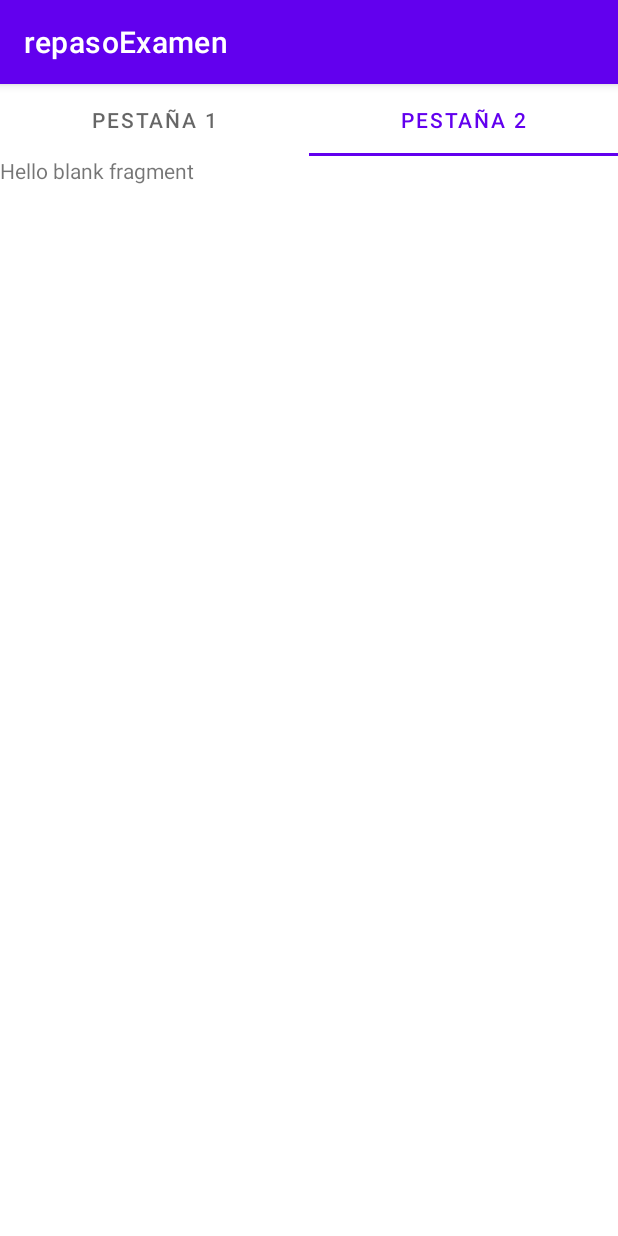
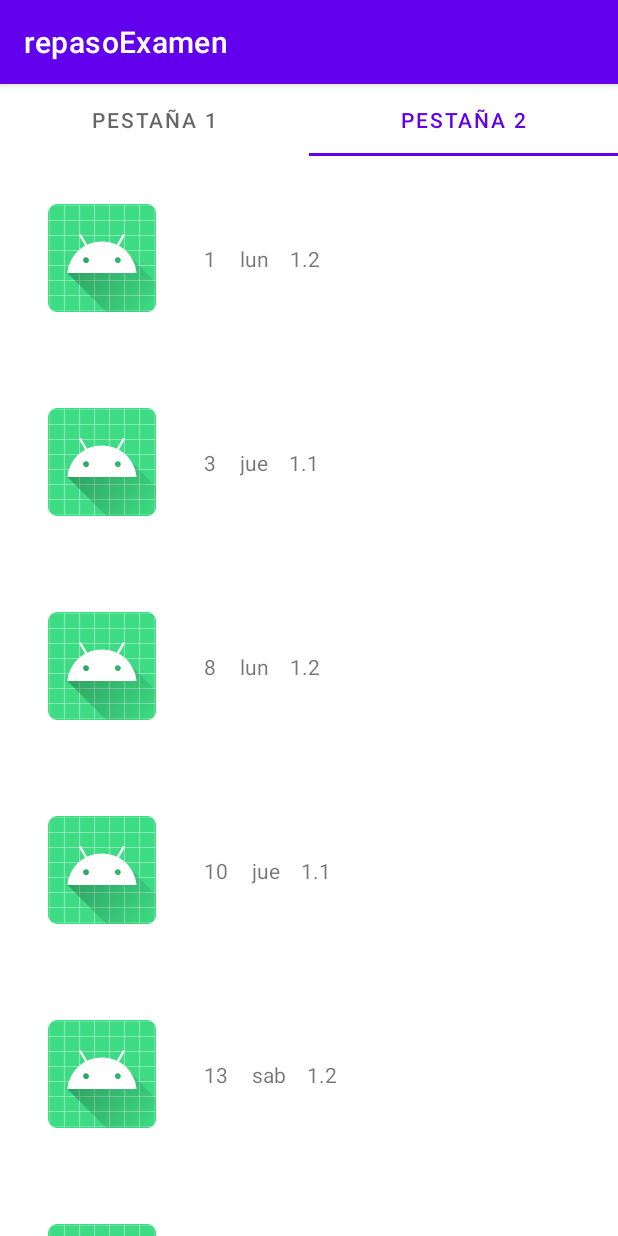
Before and after one commit to jjhr7/repasoExamen, an Android app: the screen it shows after launch (MainActivity), tab 2 chosen, on a phone screen of 412 x 824 dp. Run offline under Robolectric (Android 15) with nearby library versions, the phone set to English and light mode, and no system bars.

Commit message:
servicio de localizacion + recyclerView SIN FOTOS DE MOMENTO

```diff
--- /dev/null
+++ b/app/src/main/java/com/example/jjherram/repasoexamen/AdapterProductos.java
@@ -0,0 +1,63 @@
+package com.example.jjherram.repasoexamen;
+
+import android.content.Context;
+import android.view.LayoutInflater;
+import android.view.View;
+import android.view.ViewGroup;
+import android.widget.ImageView;
+import android.widget.TextView;
+
+import androidx.annotation.NonNull;
+import androidx.recyclerview.widget.RecyclerView;
+
+import java.util.List;
+
+public class AdapterProductos extends RecyclerView.Adapter<AdapterProductos.PorductHolder> {
+
+    private List<Producto> productos;
+    private Context context;
+
+    public AdapterProductos(List<Producto> productos, Context context) {
+        this.productos = productos;
+        this.context = context;
+    }
+
+    @NonNull
+    @Override
+    public PorductHolder onCreateViewHolder(@NonNull ViewGroup parent, int viewType) {
+        View v= LayoutInflater.from(parent.getContext()).
+                inflate(R.layout.product_item,parent,false);
+        return new PorductHolder(v);
+    }
+
+    @Override
+    public void onBindViewHolder(@NonNull PorductHolder holder, int position) {
+        Producto producto=productos.get(position);
+
+        holder.dia.setText(producto.getDia()+"");
+        holder.semana.setText(producto.getDiaSemana()+"");
+        holder.precio.setText(producto.getPrecio()+"");
+
+    }
+
+    @Override
+    public int getItemCount() {
+        return productos.size();
+    }
+
+    public static class PorductHolder extends RecyclerView.ViewHolder{
+
+        private TextView dia;
+        private TextView semana;
+        private TextView precio;
+        private ImageView img;
+
+        public PorductHolder(@NonNull View itemView) {
+            super(itemView);
+            dia=itemView.findViewById(R.id.dia);
+            semana=itemView.findViewById(R.id.semana);
+            precio=itemView.findViewById(R.id.precio);
+            img=itemView.findViewById(R.id.imageView2);
+        }
+    }
+}
--- a/app/src/main/java/com/example/jjherram/repasoexamen/Fragment2.java
+++ b/app/src/main/java/com/example/jjherram/repasoexamen/Fragment2.java
@@ -3,6 +3,8 @@ package com.example.jjherram.repasoexamen;
 import android.os.Bundle;
 
 import androidx.fragment.app.Fragment;
+import androidx.recyclerview.widget.LinearLayoutManager;
+import androidx.recyclerview.widget.RecyclerView;
 
 import android.util.Log;
 import android.view.LayoutInflater;
@@ -52,11 +54,15 @@ public class Fragment2 extends Fragment {
         fragment.setArguments(args);
         return fragment;
     }
-
+    //algoritmo
     static long DIAS[] = {1,3,8,10,13,20,29};
     static  String DIAS_SEMANA[]={"lun", "jue", "lun", "jue", "sab", "sab", "lun"};
     static double PRECIOS[]={1.2,1.1,1.2,1.1,1.2,1.3,1.2};
     public ArrayList<Producto> prods= new ArrayList<>();
+    //rv
+    private RecyclerView recyclerView;
+    //adapter
+    private AdapterProductos adapterProductos;
 
 
     @Override
@@ -73,7 +79,7 @@ public class Fragment2 extends Fragment {
                              Bundle savedInstanceState) {
         // Inflate the layout for this fragment
         View v= inflater.inflate(R.layout.fragment_2, container, false);
-
+        //algoritmo
         CreaPojos();
         Map medias = new HashMap();
         Set<String> nombres = new HashSet();
@@ -143,6 +149,16 @@ public class Fragment2 extends Fragment {
 
         Log.d("DIA_MAYOR", finalResult.toString());
 
+
+        //RECYCLERView
+        recyclerView=v.findViewById(R.id.recycler_view);
+        recyclerView.setLayoutManager(new LinearLayoutManager(getContext(),LinearLayoutManager.VERTICAL,false));
+
+        adapterProductos=new AdapterProductos(prods,getContext());
+        recyclerView.setAdapter(adapterProductos);
+
+
+
         return v;
     }
     public void CreaPojos(){
--- a/app/src/main/res/layout/fragment_2.xml
+++ b/app/src/main/res/layout/fragment_2.xml
@@ -1,14 +1,22 @@
 <?xml version="1.0" encoding="utf-8"?>
 <FrameLayout xmlns:android="http://schemas.android.com/apk/res/android"
+    xmlns:app="http://schemas.android.com/apk/res-auto"
     xmlns:tools="http://schemas.android.com/tools"
     android:layout_width="match_parent"
     android:layout_height="match_parent"
     tools:context=".Fragment2">
 
-    <!-- TODO: Update blank fragment layout -->
-    <TextView
+    <androidx.constraintlayout.widget.ConstraintLayout
         android:layout_width="match_parent"
-        android:layout_height="match_parent"
-        android:text="@string/hello_blank_fragment" />
+        android:layout_height="match_parent">
 
+        <androidx.recyclerview.widget.RecyclerView
+            android:id="@+id/recycler_view"
+            android:layout_width="match_parent"
+            android:layout_height="match_parent"
+            app:layout_constraintBottom_toBottomOf="parent"
+            app:layout_constraintEnd_toEndOf="parent"
+            app:layout_constraintStart_toStartOf="parent"
+            app:layout_constraintTop_toTopOf="parent" />
+    </androidx.constraintlayout.widget.ConstraintLayout>
 </FrameLayout>
--- /dev/null
+++ b/app/src/main/res/layout/product_item.xml
@@ -0,0 +1,52 @@
+<?xml version="1.0" encoding="utf-8"?>
+<androidx.constraintlayout.widget.ConstraintLayout xmlns:android="http://schemas.android.com/apk/res/android"
+    xmlns:app="http://schemas.android.com/apk/res-auto"
+    xmlns:tools="http://schemas.android.com/tools"
+    android:layout_width="match_parent"
+    android:layout_height="wrap_content">
+
+    <ImageView
+        android:id="@+id/imageView2"
+        android:layout_width="wrap_content"
+        android:layout_height="wrap_content"
+        android:layout_marginStart="32dp"
+        android:layout_marginTop="32dp"
+        android:layout_marginBottom="32dp"
+        android:contentDescription="TODO"
+        app:layout_constraintBottom_toBottomOf="parent"
+        app:layout_constraintStart_toStartOf="parent"
+        app:layout_constraintTop_toTopOf="parent"
+        app:srcCompat="@mipmap/ic_launcher_round" />
+
+    <TextView
+
+        android:id="@+id/semana"
+        android:layout_width="wrap_content"
+        android:layout_height="wrap_content"
+        android:layout_marginStart="16dp"
+        android:text="semana"
+        app:layout_constraintBottom_toBottomOf="@+id/dia"
+        app:layout_constraintStart_toEndOf="@+id/dia"
+        app:layout_constraintTop_toTopOf="@+id/dia"
+        app:layout_constraintVertical_bias="0.471" />
+
+    <TextView
+        android:id="@+id/dia"
+        android:layout_width="wrap_content"
+        android:layout_height="wrap_content"
+        android:layout_marginStart="32dp"
+        android:text="Dia"
+        app:layout_constraintBottom_toBottomOf="@+id/imageView2"
+        app:layout_constraintStart_toEndOf="@+id/imageView2"
+        app:layout_constraintTop_toTopOf="@+id/imageView2" />
+
+    <TextView
+        android:id="@+id/precio"
+        android:layout_width="wrap_content"
+        android:layout_height="wrap_content"
+        android:layout_marginStart="14dp"
+        android:text="precio"
+        app:layout_constraintBottom_toBottomOf="@+id/semana"
+        app:layout_constraintStart_toEndOf="@+id/semana"
+        app:layout_constraintTop_toTopOf="@+id/semana" />
+</androidx.constraintlayout.widget.ConstraintLayout>
```
